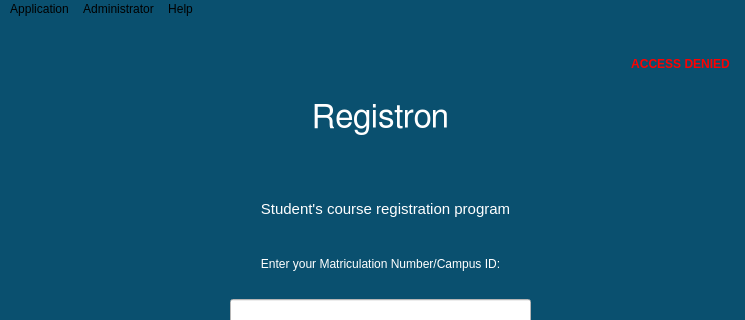
Before: the Qt Designer form mainwindow.ui in josephrexme/registron, drawn with Qt 5; both pictures show x 0 to 745 and y 0 to 320 of the 745 by 514 pixel window.
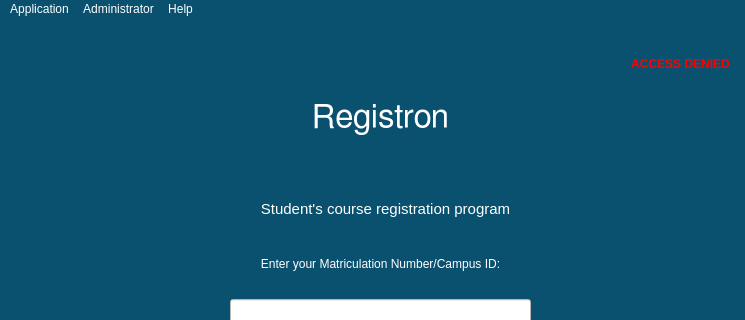
After: the same form once the commit is applied. Icons and pictures are not drawn.

Commit message: Modified Theme colors for Windows platform compatibility

```diff
--- a/mainwindow.ui
+++ b/mainwindow.ui
@@ -181,6 +181,9 @@
      <height>21</height>
     </rect>
    </property>
+   <property name="styleSheet">
+    <string notr="true">color:white;</string>
+   </property>
    <widget class="QMenu" name="menuMenu">
     <property name="title">
      <string>Application</string>
```
The commit also changes 23 other files.
